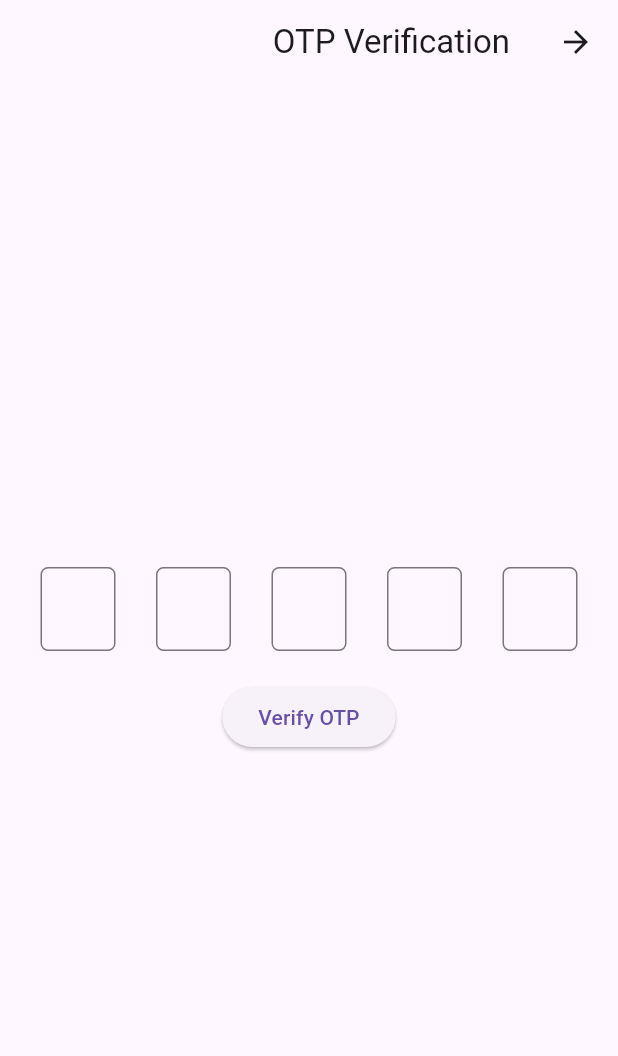
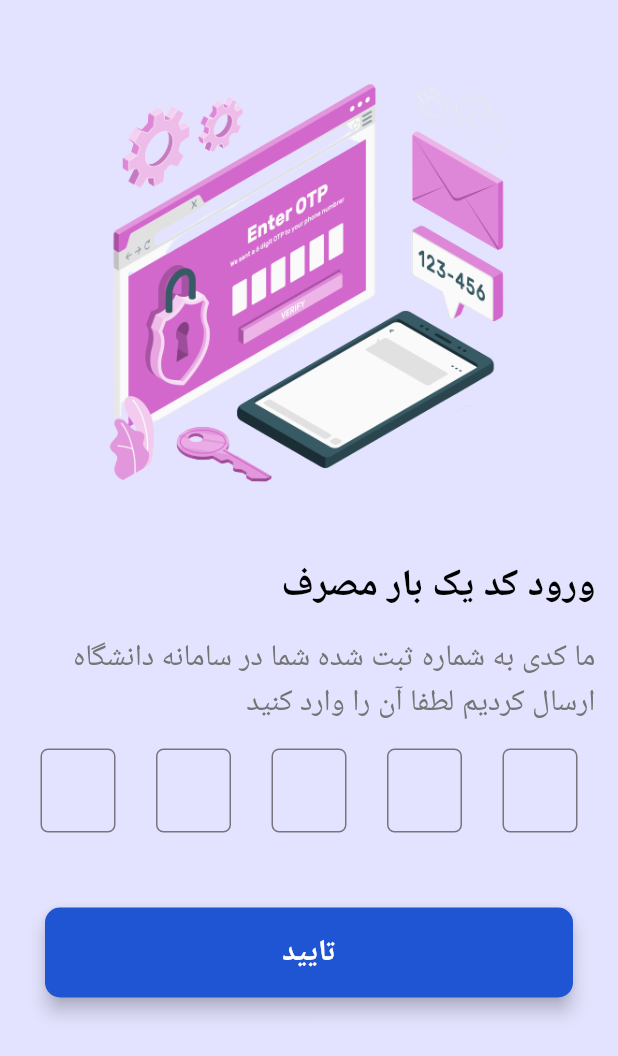
Before and after one commit to MMAlamdarfard/attendance, a Flutter app: the OTPScreen screen opened directly, on a phone screen of 412 x 824 dp. Shown: the top 1056 px of the screen. Run offline on Flutter 3.47's test engine with Material 3 defaults, Android fonts, the phone set to English and light mode, and no system bars; our stand-ins replace connectivity_plus, dio, firebase_core, firebase_messaging, geolocator, page_transition and 3 more; missing offline and left inert: encrypt, network_info_plus; accounts and stored records are empty.

Commit message:
first commit

```diff
--- a/lib/page/authentication_page.dart/otp_page.dart
+++ b/lib/page/authentication_page.dart/otp_page.dart
@@ -1,5 +1,7 @@
+import 'package:attendance/page/authentication_page.dart/login_page.dart';
+import 'package:attendance/util/custom_snackbar.dart';
 import 'package:flutter/material.dart';
-
+import 'package:page_transition/page_transition.dart';
 
 class OTPScreen extends StatefulWidget {
   const OTPScreen({super.key});
@@ -12,39 +14,60 @@ class OTPScreenState extends State<OTPScreen> {
   List<TextEditingController> controllers = List.generate(5, (_) => TextEditingController());
   List<FocusNode> focusNodes = List.generate(5, (_) => FocusNode());
   final FocusNode firstFocusNode = FocusNode();
-  @override
-  void initState() {
 
-    super.initState();
-    //  for (var i = 0; i < 4; i++) {
-    //   controllers[i].addListener(() {
-    //     print(i);
-    //     if (controllers[i].text.isEmpty && i > 0) {
-    //       FocusScope.of(context).requestFocus(focusNodes[i +1]);
-    //     }
-    //   });
-    // }
-  }
   @override
   void dispose() {
     for (var controller in controllers) {
       controller.dispose();
     }
-
     super.dispose();
   }
 
   @override
   Widget build(BuildContext context) {
     return Scaffold(
-      appBar: AppBar(
-        title: const Text('OTP Verification'),
+      backgroundColor: const Color.fromARGB(255, 227, 227, 255),
+      body: SingleChildScrollView(
+        child: Column(
+          children: [
+            const SizedBox(height: 40),
+                Center(
+                  child: Image.asset(
+                    "assets/image/otp_verification.png",
+                    fit: BoxFit.contain,
+                    width: MediaQuery.of(context).size.width-100,
                   ),
-      body: Center(
-        child: Column(
-          mainAxisAlignment: MainAxisAlignment.center,
-          children: [
-            Row(
+                ),
+                const SizedBox(
+                  height: 20,
+            ),
+            const Padding(
+                  padding: EdgeInsets.symmetric(horizontal: 15),
+                  child: Align(
+                    alignment: Alignment.centerRight,
+                    child: Text(
+                      "ورود کد یک بار مصرف",
+                      style: TextStyle(
+                          color: Color.fromARGB(255, 0, 0, 0),
+                          fontSize: 25,
+                          fontWeight: FontWeight.bold,
+
+                          ),
+                    ),
+                  ),
+                ),
+             Padding(
+              padding: const EdgeInsets.all(15),
+              child: Text(
+                "ما کدی به شماره ثبت شده شما در سامانه دانشگاه ارسال کردیم لطفا آن را وارد کنید",
+                style: TextStyle(
+                  fontSize: 20,
+                  color: Colors.grey.shade600
+                ),
+              ),
+            ),
+            Form(
+              child: Row(
                   textDirection: TextDirection.ltr,
                   mainAxisAlignment: MainAxisAlignment.spaceEvenly,
                   children: List.generate(
@@ -60,10 +83,12 @@ class OTPScreenState extends State<OTPScreen> {
 
                         onChanged: (value) {
                           if (value.isNotEmpty && index < 4) {
-                          FocusScope.of(context).requestFocus(focusNodes[index + 1]);
+                               focusNodes[index+1].requestFocus();
+                            //FocusScope.of(context).requestFocus(focusNodes[index + 1]);
                           }
                           else if(value.isEmpty && index > 0){
-                          FocusScope.of(context).requestFocus(focusNodes[index - 1]);
+                            focusNodes[index-1].requestFocus();
+                            //FocusScope.of(context).requestFocus(focusNodes[index - 1]);
                           }
                           // You can perform validation or other actions here
                         },
@@ -82,17 +107,43 @@ class OTPScreenState extends State<OTPScreen> {
                     ),
                   ),
                 ),
-            const SizedBox(height: 20),
+            ),
+            const SizedBox(height: 50),
             ElevatedButton(
+                    style: ElevatedButton.styleFrom(
+                        minimumSize:Size(MediaQuery.of(context).size.width - 60, 60),
+                        backgroundColor: const Color(0xFF1F54D3),
+                        elevation: 5,
+                        animationDuration: const Duration(milliseconds: 1000),
+
+                        shape: const RoundedRectangleBorder(
+                           borderRadius: BorderRadius.all(Radius.circular(10)))),
                         onPressed: () {
-                // String otp = '';
-                // for (var controller in controllers) {
-                //   otp += controller.text;
-                // }
-                //print('Entered OTP: $otp');
+                           String otp = '';
+                           for (var controller in controllers) {
+                               otp += controller.text;
+                           }
+                           CustomSnackBar().showSuccessSnackBar(context, otp);
+                            Navigator.pushReplacement(
+                                context,
+                                PageTransition(
+                                   type: PageTransitionType.leftToRightJoined,
+                                   child:  const LoginPage(),
+                                   childCurrent: context.widget,
+                                   duration: const Duration( milliseconds: 200),
+                                   reverseDuration: const Duration(milliseconds: 200)
+                                  )
+                                );
+
                     },
-              child: const Text('Verify OTP'),
-            ),
+                    child: const Text(
+                      "تایید",
+                      style: TextStyle(
+                          color: Colors.white,
+                          fontWeight: FontWeight.bold,
+                          fontSize: 20),
+                    )),
+
           ],
         ),
       ),
```
Also changed, not shown: assets/image/otp_verification.png (added). Lines whose indentation alone changed are shown as unchanged.
